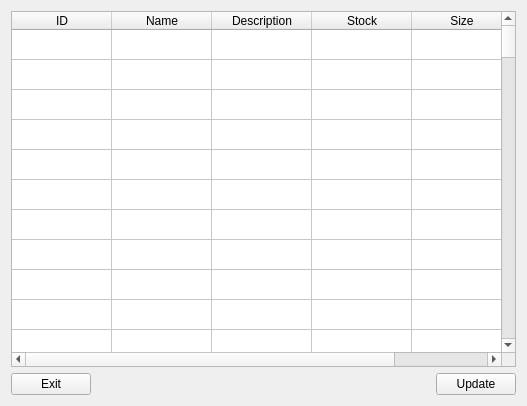
Above: matonet-admin/product_view.ui from Ssteevooh/AppProgrammingSteve before the change. Below: the same form after it.
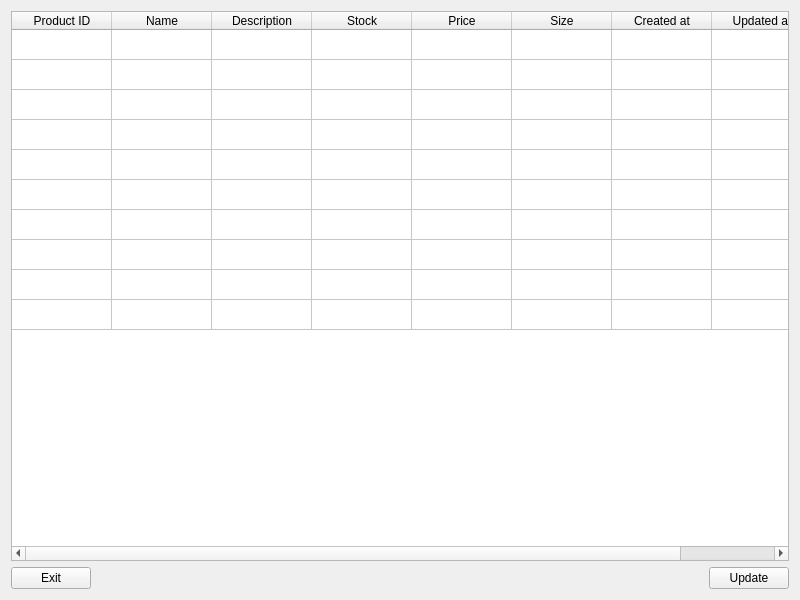
That is the form after the change.

Commit message: matonet-admin gets products. patch is broken @server

Patch:
```diff
--- a/matonet-admin/product_view.ui
+++ b/matonet-admin/product_view.ui
@@ -6,10 +6,16 @@
    <rect>
     <x>0</x>
     <y>0</y>
-    <width>527</width>
-    <height>406</height>
+    <width>800</width>
+    <height>600</height>
    </rect>
   </property>
+  <property name="minimumSize">
+   <size>
+    <width>0</width>
+    <height>0</height>
+   </size>
+  </property>
   <property name="windowTitle">
    <string>Form</string>
   </property>
@@ -50,10 +56,10 @@
       </size>
      </property>
      <property name="rowCount">
-      <number>99</number>
+      <number>10</number>
      </property>
      <property name="columnCount">
-      <number>5</number>
+      <number>8</number>
      </property>
      <attribute name="horizontalHeaderVisible">
       <bool>true</bool>
@@ -77,98 +83,9 @@
      <row/>
      <row/>
      <row/>
-     <row/>
-     <row/>
-     <row/>
-     <row/>
-     <row/>
-     <row/>
-     <row/>
-     <row/>
-     <row/>
-     <row/>
-     <row/>
-     <row/>
-     <row/>
-     <row/>
-     <row/>
-     <row/>
-     <row/>
-     <row/>
-     <row/>
-     <row/>
-     <row/>
-     <row/>
-     <row/>
-     <row/>
-     <row/>
-     <row/>
-     <row/>
-     <row/>
-     <row/>
-     <row/>
-     <row/>
-     <row/>
-     <row/>
-     <row/>
-     <row/>
-     <row/>
-     <row/>
-     <row/>
-     <row/>
-     <row/>
-     <row/>
-     <row/>
-     <row/>
-     <row/>
-     <row/>
-     <row/>
-     <row/>
-     <row/>
-     <row/>
-     <row/>
-     <row/>
-     <row/>
-     <row/>
-     <row/>
-     <row/>
-     <row/>
-     <row/>
-     <row/>
-     <row/>
-     <row/>
-     <row/>
-     <row/>
-     <row/>
-     <row/>
-     <row/>
-     <row/>
-     <row/>
-     <row/>
-     <row/>
-     <row/>
-     <row/>
-     <row/>
-     <row/>
-     <row/>
-     <row/>
-     <row/>
-     <row/>
-     <row/>
-     <row/>
-     <row/>
-     <row/>
-     <row/>
-     <row/>
-     <row/>
-     <row/>
-     <row/>
-     <row/>
-     <row/>
-     <row/>
      <column>
       <property name="text">
-       <string>ID</string>
+       <string>Product ID</string>
       </property>
      </column>
      <column>
@@ -186,11 +103,26 @@
        <string>Stock</string>
       </property>
      </column>
+     <column>
+      <property name="text">
+       <string>Price</string>
+      </property>
+     </column>
      <column>
       <property name="text">
        <string>Size</string>
       </property>
      </column>
+     <column>
+      <property name="text">
+       <string>Created at</string>
+      </property>
+     </column>
+     <column>
+      <property name="text">
+       <string>Updated at</string>
+      </property>
+     </column>
     </widget>
    </item>
   </layout>
```
The commit also changes 4 other files.
